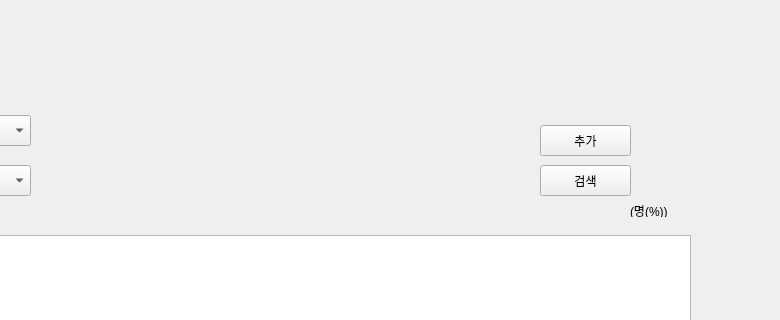
Above: inquiry.ui from jungyeonwoo265/dbdbdip before the change; both pictures show x 220 to 1000 and y 105 to 425 of the 1000 by 900 pixel window. Below: the same form after it.
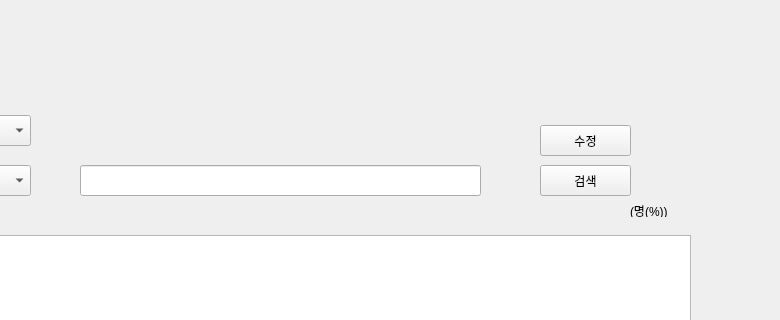
That is the form after the change.

Commit message: 오전 11시

Patch:
```diff
--- a/inquiry.ui
+++ b/inquiry.ui
@@ -217,7 +217,7 @@
     </rect>
    </property>
    <property name="text">
-    <string>추가</string>
+    <string>수정</string>
    </property>
   </widget>
   <widget class="QLabel" name="label_4">
@@ -291,6 +291,16 @@
     <string>신혼부부수</string>
    </property>
   </widget>
+  <widget class="QLineEdit" name="liner">
+   <property name="geometry">
+    <rect>
+     <x>300</x>
+     <y>270</y>
+     <width>401</width>
+     <height>31</height>
+    </rect>
+   </property>
+  </widget>
  </widget>
  <resources/>
  <connections/>
```
Left out of the diff: 2 changed lines with no effect on the pictures. The commit also changes 1 other file.
